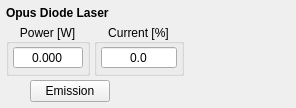
Before: the Qt Designer form instruments/Novanta/Opus/OpusWidget.ui in davidgrier/QInstrument, drawn with Qt 5.
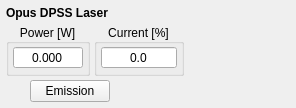
After: the same form once the commit is applied. Custom widgets are drawn as their Qt base class.

Commit message: correct Opus widget title to DPSS Laser

What changed in the file:
```diff
--- a/instruments/Novanta/Opus/OpusWidget.ui
+++ b/instruments/Novanta/Opus/OpusWidget.ui
@@ -31,7 +31,7 @@
      <item>
       <widget class="QLabel" name="titleLabel">
        <property name="text">
-        <string>Opus Diode Laser</string>
+        <string>Opus DPSS Laser</string>
        </property>
        <property name="font">
         <font>
```
